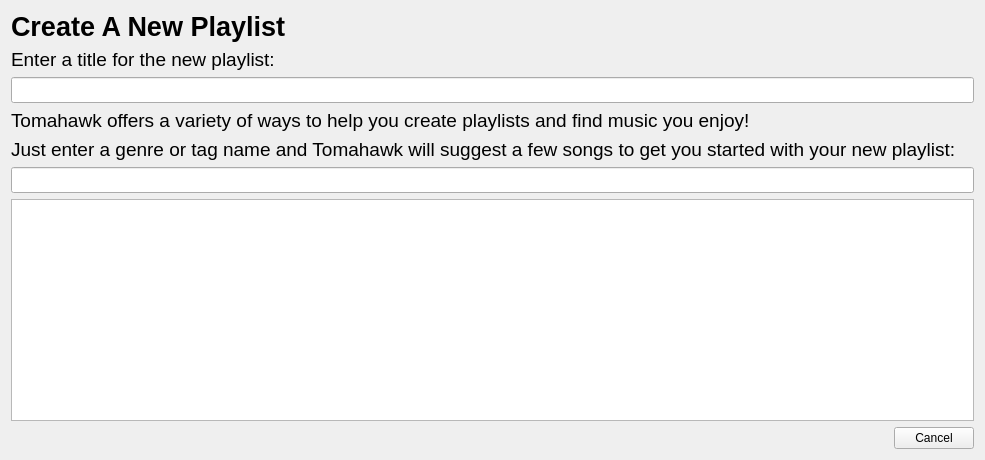
Qt form src/libtomahawk/widgets/newplaylistwidget.ui (tomahawk-player/tomahawk) before a commit.
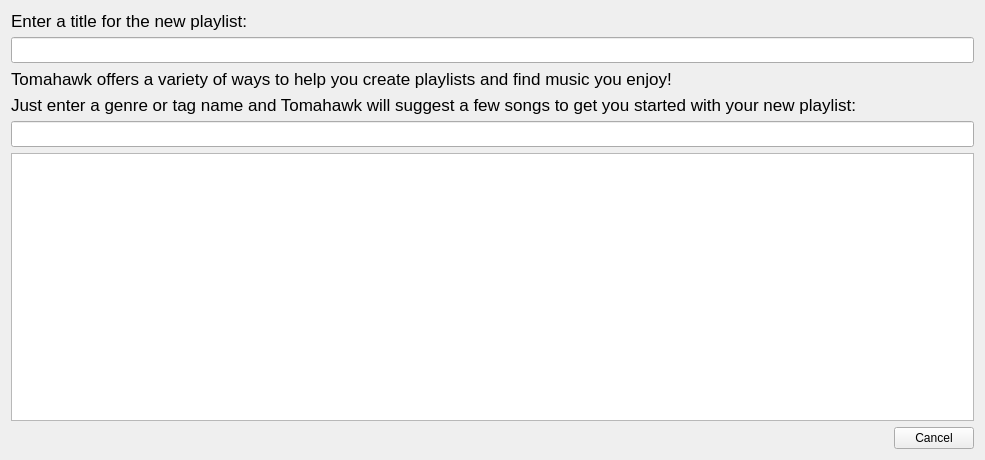
The same form after that commit. Custom widgets are drawn as their Qt base class.

```diff
--- a/src/libtomahawk/widgets/newplaylistwidget.ui
+++ b/src/libtomahawk/widgets/newplaylistwidget.ui
@@ -11,28 +11,11 @@
    </rect>
   </property>
   <layout class="QVBoxLayout" name="verticalLayout">
-   <item>
-    <widget class="QLabel" name="captionLabel">
-     <property name="font">
-      <font>
-       <pointsize>20</pointsize>
-       <weight>75</weight>
-       <bold>true</bold>
-      </font>
-     </property>
-     <property name="text">
-      <string>Create A New Playlist</string>
-     </property>
-     <property name="scaledContents">
-      <bool>false</bool>
-     </property>
-    </widget>
-   </item>
    <item>
     <widget class="QLabel" name="label_2">
      <property name="font">
       <font>
-       <pointsize>14</pointsize>
+       <pointsize>13</pointsize>
       </font>
      </property>
      <property name="text">
@@ -54,7 +37,7 @@
     <widget class="QLabel" name="label">
      <property name="font">
       <font>
-       <pointsize>14</pointsize>
+       <pointsize>13</pointsize>
       </font>
      </property>
      <property name="text">
@@ -69,7 +52,7 @@
     <widget class="QLabel" name="label_3">
      <property name="font">
       <font>
-       <pointsize>14</pointsize>
+       <pointsize>13</pointsize>
       </font>
      </property>
      <property name="text">
```
